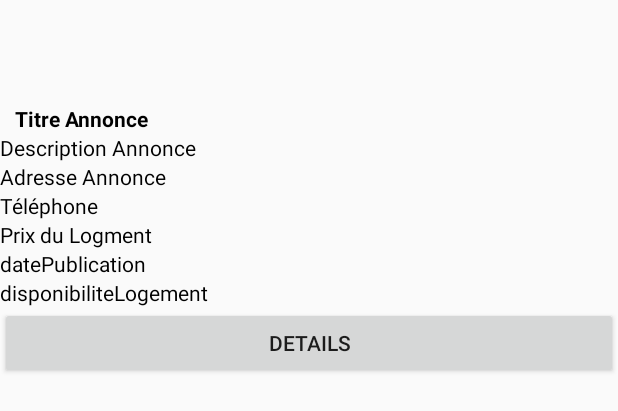
After one commit to pitou35/HouseHunter, an Android app: the layout annonceutilisateur.xml on its own in the app's theme, with its tools: preview values and no code run, on a phone screen of 412 x 824 dp. The commit adds this screen. Shown: the top 411 px of the screen. Run offline under Robolectric (Android 15) with nearby library versions, the phone set to English and light mode, and no system bars.

Commit message:
ajout de la liste d'affichage d'annonce (effacé par erreur) (1/2)

```diff
--- a/app/src/main/java/com/example/pitou/househunter/CarteFragment.java
+++ b/app/src/main/java/com/example/pitou/househunter/CarteFragment.java
@@ -201,8 +201,8 @@ public class CarteFragment extends Fragment {
                                     }
                                 }
                                 System.out.println(idAnn);
-                                /**Initialisation du fragment webview**/
-                                ListeAnnonceFragment lstAnnonce =  ListeAnnonceFragment.newInstance(idAnn); //on utilise l'instance et on fournit la valeur attendus dans l'instance
+                                /**Initialisation du fragment à charger**/
+                                ListeAnnonceFragmentUtilisateur lstAnnonce =  ListeAnnonceFragmentUtilisateur.newInstance(idAnn); //on utilise l'instance et on fournit la valeur attendus dans l'instance
                                 /**Ajout d'un fragement**/
                                 //Début transaction avec une classe précise
                                 FragmentTransaction ft=getFragmentManager().beginTransaction();
--- /dev/null
+++ b/app/src/main/res/layout/annonceutilisateur.xml
@@ -0,0 +1,111 @@
+<?xml version="1.0" encoding="utf-8"?>
+<LinearLayout xmlns:android="http://schemas.android.com/apk/res/android"
+    xmlns:tools="http://schemas.android.com/tools"
+    android:orientation="vertical" android:layout_width="match_parent"
+    android:layout_height="match_parent">
+
+    <ImageView
+        android:id="@+id/avatar"
+        android:layout_width="50dp"
+        android:layout_height="50dp"
+        />
+
+    <TextView
+        android:text="TextView"
+        android:layout_width="match_parent"
+        android:layout_height="wrap_content"
+        android:id="@+id/idAnnonce"
+        android:visibility="invisible" />
+
+    <TextView
+        android:layout_width="wrap_content"
+        android:layout_height="wrap_content"
+        android:inputType="text"
+        android:text="Titre Annonce"
+        android:textColor="@android:color/black"
+        android:ems="10"
+        android:layout_marginLeft="10dp"
+        android:layout_toRightOf="@+id/avatar"
+        android:layout_alignTop="@+id/avatar"
+        android:textStyle="bold"
+        android:id="@+id/TitreAnnonce" />
+
+    <TextView
+        android:layout_width="wrap_content"
+        android:layout_height="wrap_content"
+        android:inputType="textPersonName"
+        android:text="Description Annonce"
+        android:textColor="@android:color/black"
+        android:ems="10"
+        android:layout_alignLeft="@+id/TitreAnnonce"
+        android:layout_below="@+id/TitreAnnonce"
+        android:id="@+id/DescrAnnonce" />
+
+    <TextView
+        android:layout_width="wrap_content"
+        android:layout_height="wrap_content"
+        android:inputType="textPersonName"
+        android:text="Adresse Annonce"
+        android:textColor="@android:color/black"
+        android:ems="10"
+        android:layout_alignLeft="@+id/DescrAnnonce"
+        android:layout_below="@+id/DescrAnnonce"
+        android:id="@+id/Adresse" />
+
+    <TextView
+        android:layout_width="wrap_content"
+        android:layout_height="wrap_content"
+        android:inputType="textPersonName"
+        android:text="Téléphone"
+        android:textColor="@android:color/black"
+        android:ems="10"
+        android:layout_alignLeft="@+id/Adresse"
+        android:layout_below="@+id/Adresse"
+        android:id="@+id/Telephone" />
+
+    <TextView
+        android:layout_width="wrap_content"
+        android:layout_height="wrap_content"
+        android:inputType="textPersonName"
+        android:text="Prix du Logment"
+        android:textColor="@android:color/black"
+        android:ems="10"
+        android:layout_alignLeft="@+id/Telephone"
+        android:layout_below="@+id/Telephone"
+        android:id="@+id/PrixLogement" />
+    <TextView
+        android:layout_width="wrap_content"
+        android:layout_height="wrap_content"
+        android:inputType="text"
+        android:text="datePublication"
+        android:textColor="@android:color/black"
+        android:ems="10"
+        android:layout_alignLeft="@+id/PrixLogement"
+        android:layout_below="@+id/PrixLogement"
+        android:id="@+id/datePub" />
+    <TextView
+        android:layout_width="wrap_content"
+        android:layout_height="wrap_content"
+        android:inputType="text"
+        android:text="disponibiliteLogement"
+        android:textColor="@android:color/black"
+        android:ems="10"
+        android:layout_alignLeft="@+id/datePub"
+        android:layout_below="@+id/datePub"
+        android:id="@+id/disponibilite" />
+
+    <LinearLayout
+        android:orientation="horizontal"
+        android:layout_width="match_parent"
+        android:layout_height="match_parent">
+
+        <Button
+            android:text="Details"
+            android:layout_width="wrap_content"
+            android:layout_height="wrap_content"
+            android:id="@+id/buttonDetails"
+            android:layout_weight="1" />
+    </LinearLayout>
+
+
+</LinearLayout>
--- a/app/src/main/res/layout/fragment_create_annonce_prop.xml
+++ b/app/src/main/res/layout/fragment_create_annonce_prop.xml
@@ -138,7 +138,6 @@
     <EditText
         android:layout_width="wrap_content"
         android:layout_height="wrap_content"
-        android:inputType="date"
         android:ems="10"
         android:id="@+id/EdisponibiliteLoge"
         android:layout_below="@+id/textView4"
```
Also changed, not shown: app/src/main/java/com/example/pitou/househunter/Adapters/AnnoncesAdapterUtilisateur.java (added, +81 -0 lines), app/src/main/java/com/example/pitou/househunter/ListeAnnonceFragmentUtilisateur.java (added, +169 -0 lines), app/src/main/res/layout/fragment_liste_annonceutilisateur.xml (added, +18 -0 lines).
